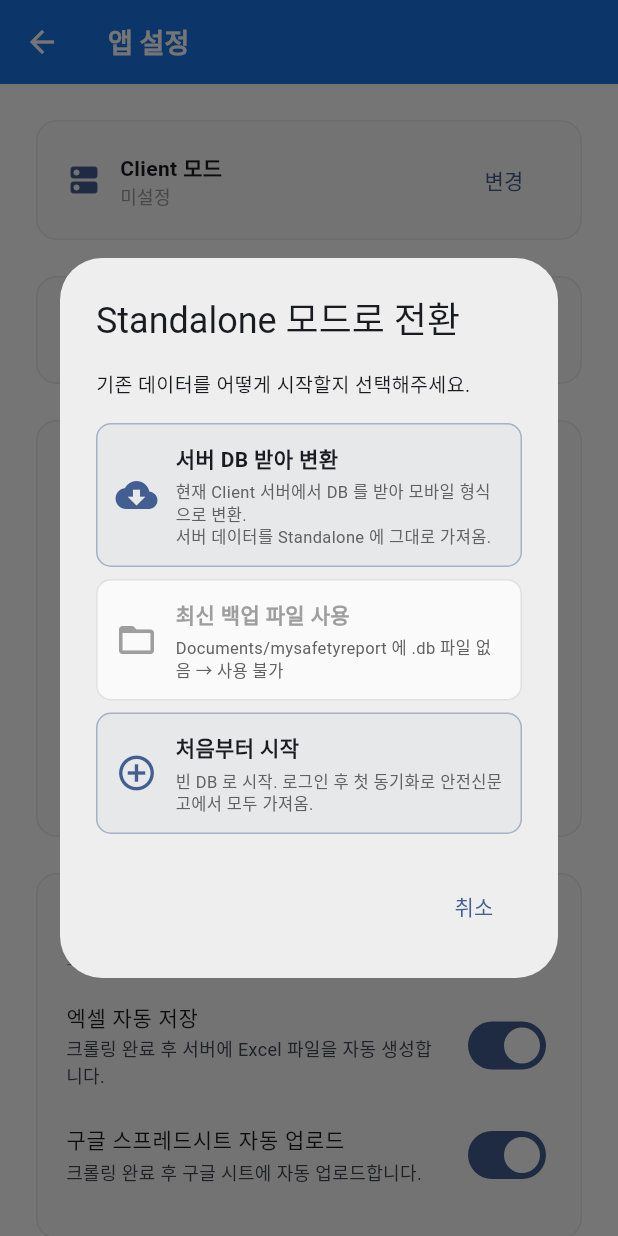
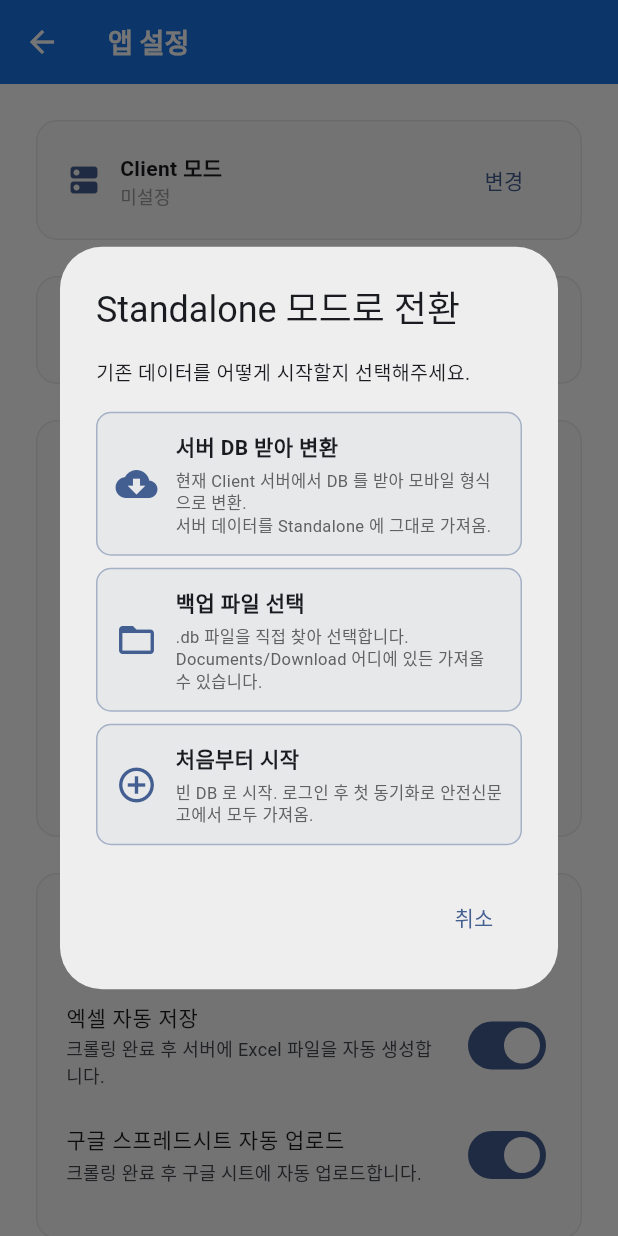
Before and after one commit to Fentanest/safetyreport-mobile, a Flutter app: the SettingsScreen screen opened directly, after a tap on "변경", on a phone screen of 412 x 824 dp. Run offline on Flutter 3.47's test engine with Material 3 defaults, Android fonts, the phone set to English and light mode, and no system bars; our stand-ins replace file_picker, fl_chart, flutter_secure_storage, open_filex, package_info_plus, permission_handler and 4 more; missing offline and left inert: excel, pointycastle; accounts and stored records are empty; network calls fail.

Commit message:
Fix client parsing and file handling bugs

```diff
--- a/lib/screens/settings_screen.dart
+++ b/lib/screens/settings_screen.dart
@@ -408,13 +408,7 @@ class _SettingsScreenState extends State<SettingsScreen> {
       final targetFile = File('${targetDir.path}/$fileName');
 
       if (isStandalone) {
-        final sourcePath = await LocalDbService.getDbPath();
-        final sourceFile = File(sourcePath);
-        if (sourceFile.existsSync()) {
-          await sourceFile.copy(targetFile.path);
-        } else {
-          throw Exception('로컬 DB 파일이 존재하지 않습니다.');
-        }
+        await LocalDbService.exportBackup(targetFile.path);
       } else {
         final api = ApiService(baseUrl: p.baseUrl, apiKey: p.apiKey);
         final bytes = await api.downloadDb();
@@ -526,7 +520,7 @@ class _SettingsScreenState extends State<SettingsScreen> {
 
   // ── 모드 변경 ─────────────────────────────────────────────────
   // Standalone → Client: 현재 모바일 DB 자동 백업 후 reset.
-  // Client → Standalone: 3-way 선택 (서버 DB 변환 / 최신 백업 사용 / 처음부터).
+  // Client → Standalone: 3-way 선택 (서버 DB 변환 / 백업 파일 선택 / 처음부터).
 
   /// Documents/mysafetyreport (없으면 Download/mysafetyreport) 디렉토리 보장.
   static Directory _backupDir() {
@@ -540,26 +534,6 @@ class _SettingsScreenState extends State<SettingsScreen> {
       if (!dl.existsSync()) dl.createSync(recursive: true);
       return dl;
     }
-  }
-
-  /// 백업 디렉토리에서 가장 최근 수정된 .db 파일 1개 반환. 없으면 null.
-  static File? _findLatestBackup() {
-    for (final dir in [
-      Directory('/storage/emulated/0/Documents/mysafetyreport'),
-      Directory('/storage/emulated/0/Download/mysafetyreport'),
-    ]) {
-      if (!dir.existsSync()) continue;
-      final files = dir
-          .listSync()
-          .whereType<File>()
-          .where((f) => f.path.toLowerCase().endsWith('.db'))
-          .toList();
-      if (files.isEmpty) continue;
-      files.sort((a, b) =>
-          b.statSync().modified.compareTo(a.statSync().modified));
-      return files.first;
-    }
-    return null;
   }
 
   Future<void> _confirmModeReset() async {
@@ -606,9 +580,9 @@ class _SettingsScreenState extends State<SettingsScreen> {
       final fileName =
           'standalone_backup_${DateTime.now().millisecondsSinceEpoch}.db';
       final target = File('${dir.path}/$fileName');
-      final src = File(await LocalDbService.getDbPath());
-      if (src.existsSync()) {
-        await src.copy(target.path);
+      final srcPath = await LocalDbService.getDbPath();
+      if (File(srcPath).existsSync()) {
+        await LocalDbService.exportBackup(target.path);
         backupPath = target.path;
       }
     } catch (e) {
@@ -639,11 +613,10 @@ class _SettingsScreenState extends State<SettingsScreen> {
     }
   }
 
-  /// Client → Standalone: 3-way 선택 (서버 DB 변환 / 최신 백업 사용 / 처음부터).
+  /// Client → Standalone: 3-way 선택 (서버 DB 변환 / 백업 파일 선택 / 처음부터).
   /// 선택 결과는 SharedPreferences 의 'pending_db_import' 에 저장 → setup_screen
   /// 의 standalone 로그인 직후 LocalDbService 가 적용.
   Future<void> _confirmServerToStandalone() async {
-    final latest = _findLatestBackup();
     final p = context.read<ReportProvider>();
 
     final choice = await showDialog<String>(
@@ -670,14 +643,10 @@ class _SettingsScreenState extends State<SettingsScreen> {
               const SizedBox(height: 8),
               _ChoiceTile(
                 icon: Icons.folder_open,
-                title: '최신 백업 파일 사용',
-                subtitle: latest != null
-                    ? '발견: ${latest.path.split('/').last}\n'
-                        '(${(latest.statSync().size / 1024 / 1024).toStringAsFixed(1)} MB, '
-                        '${latest.statSync().modified.toLocal().toString().substring(0, 16)})'
-                    : 'Documents/mysafetyreport 에 .db 파일 없음 → 사용 불가',
-                disabled: latest == null,
-                onTap: () => Navigator.pop(ctx, 'backup'),
+                title: '백업 파일 선택',
+                subtitle: '.db 파일을 직접 찾아 선택합니다.\n'
+                    'Documents/Download 어디에 있든 가져올 수 있습니다.',
+                onTap: () => Navigator.pop(ctx, 'pick_backup'),
               ),
               const SizedBox(height: 8),
               _ChoiceTile(
@@ -742,8 +711,26 @@ class _SettingsScreenState extends State<SettingsScreen> {
         }
         return;
       }
-    } else if (choice == 'backup' && latest != null) {
-      pendingAction = 'copy:${latest.path}';
+    } else if (choice == 'pick_backup') {
+      try {
+        final result = await FilePicker.pickFiles(
+          type: FileType.custom,
+          allowedExtensions: ['db'],
+        );
+        final selectedPath = result?.files.single.path;
+        if (selectedPath == null || selectedPath.isEmpty) return;
+        pendingAction = 'copy:$selectedPath';
+      } catch (e) {
+        if (mounted) {
+          ScaffoldMessenger.of(context).showSnackBar(
+            SnackBar(
+              content: Text('백업 파일 선택 실패: $e'),
+              backgroundColor: Colors.red,
+            ),
+          );
+        }
+        return;
+      }
     }
     // 'fresh' 는 pendingAction = null
 
@@ -1511,35 +1498,29 @@ class _ChoiceTile extends StatelessWidget {
   final String title;
   final String subtitle;
   final VoidCallback onTap;
-  final bool disabled;
   const _ChoiceTile({
     required this.icon,
     required this.title,
     required this.subtitle,
     required this.onTap,
-    this.disabled = false,
   });
 
   @override
   Widget build(BuildContext context) {
     final cs = Theme.of(context).colorScheme;
     return InkWell(
-      onTap: disabled ? null : onTap,
+      onTap: onTap,
       borderRadius: BorderRadius.circular(10),
       child: Container(
         padding: const EdgeInsets.all(12),
         decoration: BoxDecoration(
-          border: Border.all(
-              color: disabled
-                  ? Colors.grey.shade300
-                  : cs.primary.withOpacity(0.4)),
+          border: Border.all(color: cs.primary.withOpacity(0.4)),
           borderRadius: BorderRadius.circular(10),
-          color: disabled ? Colors.grey.shade50 : cs.primary.withOpacity(0.04),
+          color: cs.primary.withOpacity(0.04),
         ),
         child: Row(
           children: [
-            Icon(icon,
-                color: disabled ? Colors.grey : cs.primary, size: 28),
+            Icon(icon, color: cs.primary, size: 28),
             const SizedBox(width: 12),
             Expanded(
               child: Column(
@@ -1548,8 +1529,7 @@ class _ChoiceTile extends StatelessWidget {
                   Text(title,
                       style: TextStyle(
                           fontSize: 14,
-                          fontWeight: FontWeight.bold,
-                          color: disabled ? Colors.grey : null)),
+                          fontWeight: FontWeight.bold)),
                   const SizedBox(height: 4),
                   Text(subtitle,
                       style: TextStyle(
```
Also changed, not shown: lib/models/agency_stats.dart (+31 -11 lines), lib/models/report.dart (+26 -14 lines), lib/screens/file_browser_screen.dart (+36 -6 lines), lib/services/local_db_service.dart (+13 -0 lines).
